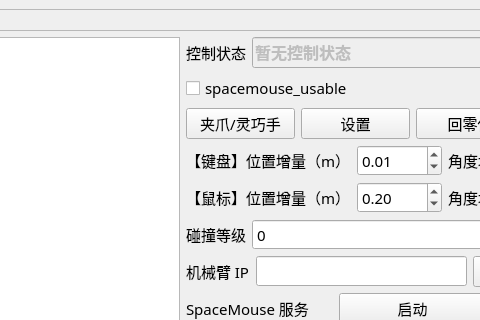
The window that ui/form.ui (Wel2018/realman_teleop) describes before a commit, drawn with Qt 5; both pictures show x 282 to 762 and y 0 to 320 of the 930 by 685 pixel window.
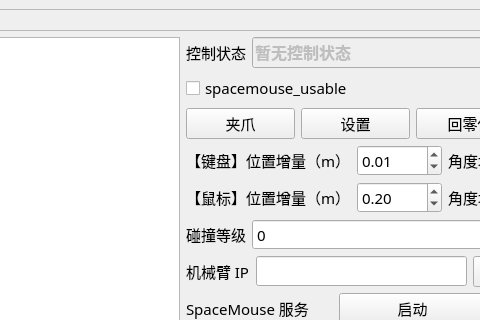
The same window after the commit.

```diff
--- a/ui/form.ui
+++ b/ui/form.ui
@@ -120,7 +120,7 @@
             <item>
              <widget class="QPushButton" name="btn_gripper">
               <property name="text">
-               <string>夹爪/灵巧手</string>
+               <string>夹爪</string>
               </property>
              </widget>
             </item>
```
